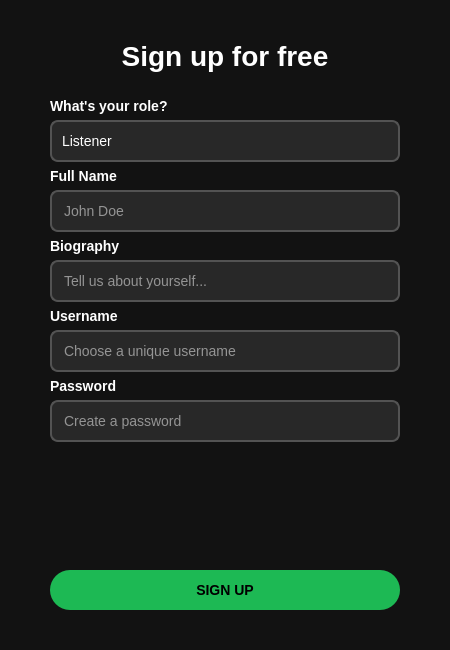
This is registerdialog.ui in JackyJa/Spotify-Project as Qt 5 draws it before an edit. The edited form follows.
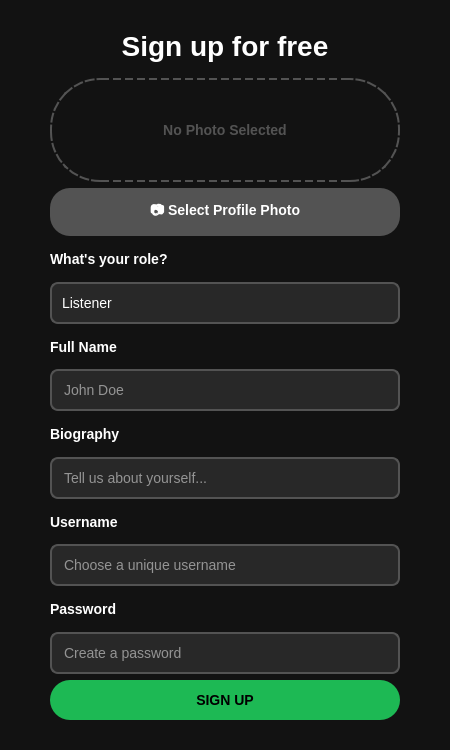
This is the edited form.

Commit message: Feature: Add profile picture upload during registration and display in dashboard

```diff
--- a/registerdialog.ui
+++ b/registerdialog.ui
@@ -7,7 +7,7 @@
     <x>0</x>
     <y>0</y>
     <width>450</width>
-    <height>650</height>
+    <height>750</height>
    </rect>
   </property>
   <property name="windowTitle">
@@ -35,19 +35,34 @@
     font-weight: bold;
 }
 QPushButton:hover { background-color: #1ed760; }
+QPushButton#btnSelectPhoto { background-color: #535353; color: #FFFFFF; }
+QPushButton#btnSelectPhoto:hover { background-color: #6a6a6a; }
 QComboBox::drop-down { border: none; }
 QComboBox QAbstractItemView { background-color: #282828; color: #FFFFFF; selection-background-color: #1DB954; }</string>
   </property>
   <layout class="QVBoxLayout" name="mainLayout">
     <property name="leftMargin"><number>50</number></property>
-    <property name="topMargin"><number>40</number></property>
+    <property name="topMargin"><number>30</number></property>
     <property name="rightMargin"><number>50</number></property>
-    <property name="bottomMargin"><number>40</number></property>
+    <property name="bottomMargin"><number>30</number></property>
     <item>
       <widget class="QLabel" name="titleLabel">
         <property name="text"><string>Sign up for free</string></property>
         <property name="alignment"><set>Qt::AlignCenter</set></property>
-        <property name="styleSheet"><string notr="true">font-size: 28px; font-weight: bold; color: #FFFFFF; margin-bottom: 20px;</string></property>
+        <property name="styleSheet"><string notr="true">font-size: 28px; font-weight: bold; color: #FFFFFF; margin-bottom: 10px;</string></property>
+      </widget>
+    </item>
+    <item>
+      <widget class="QLabel" name="photoPreviewLabel">
+        <property name="text"><string>No Photo Selected</string></property>
+        <property name="alignment"><set>Qt::AlignCenter</set></property>
+        <property name="styleSheet"><string notr="true">color: #535353; border: 2px dashed #535353; border-radius: 50px; min-height: 100px; max-height: 100px;</string></property>
+      </widget>
+    </item>
+    <item>
+      <widget class="QPushButton" name="btnSelectPhoto">
+        <property name="cursor"><cursorShape>PointingHandCursor</cursorShape></property>
+        <property name="text"><string>📷 Select Profile Photo</string></property>
       </widget>
     </item>
     <item><widget class="QLabel" name="labelRole"><property name="text"><string>What's your role?</string></property></widget></item>
@@ -65,18 +80,7 @@
     <item><widget class="QLineEdit" name="usernameInput"><property name="placeholderText"><string>Choose a unique username</string></property></widget></item>
     <item><widget class="QLabel" name="labelPass"><property name="text"><string>Password</string></property></widget></item>
     <item><widget class="QLineEdit" name="passwordInput"><property name="echoMode"><enum>QLineEdit::Password</enum></property><property name="placeholderText"><string>Create a password</string></property></widget></item>
-    <item>
-      <spacer name="verticalSpacer">
-        <property name="orientation"><enum>Qt::Vertical</enum></property>
-        <property name="sizeHint" stdset="0"><size><width>20</width><height>20</height></size></property>
-      </spacer>
-    </item>
-    <item>
-      <widget class="QPushButton" name="signupButton">
-        <property name="cursor"><cursorShape>PointingHandCursor</cursorShape></property>
-        <property name="text"><string>SIGN UP</string></property>
-      </widget>
-    </item>
+    <item><widget class="QPushButton" name="signupButton"><property name="text"><string>SIGN UP</string></property></widget></item>
   </layout>
  </widget>
  <resources/>
```
The commit also changes 9 other files.
